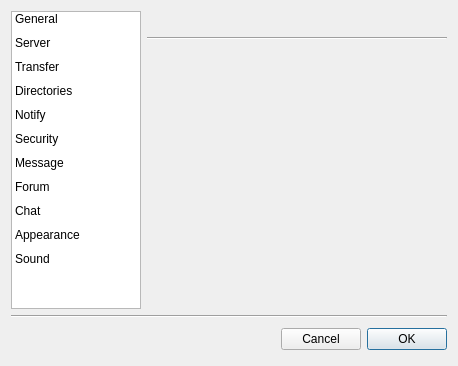
Qt form retroshare-gui/src/gui/settings/settings.ui (RetroShare/RetroShare) before a commit.
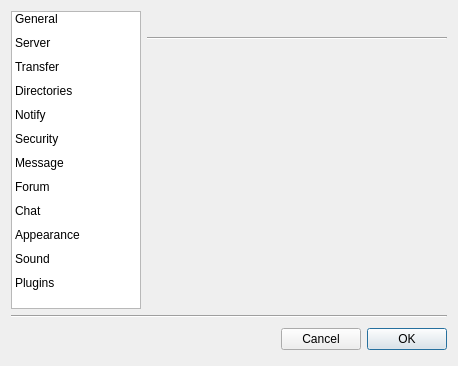
The same form after that commit. Icons and pictures are not drawn.

Commit message: added settings page for plugins.

```diff
--- a/retroshare-gui/src/gui/settings/settings.ui
+++ b/retroshare-gui/src/gui/settings/settings.ui
@@ -176,6 +176,15 @@
         <normaloff>:/images/sound.png</normaloff>:/images/sound.png</iconset>
       </property>
      </item>
+     <item>
+      <property name="text">
+       <string>Plugins</string>
+      </property>
+      <property name="icon">
+       <iconset resource="../images.qrc">
+        <normaloff>:/images/extension_32.png</normaloff>:/images/extension_32.png</iconset>
+      </property>
+     </item>
     </widget>
    </item>
    <item row="0" column="1">
```
The commit also changes 11 other files.
